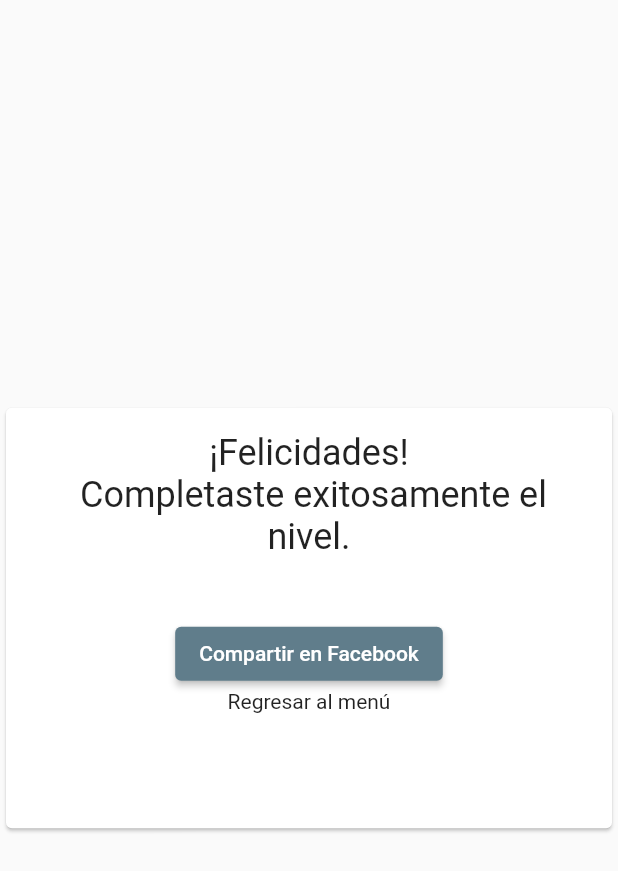
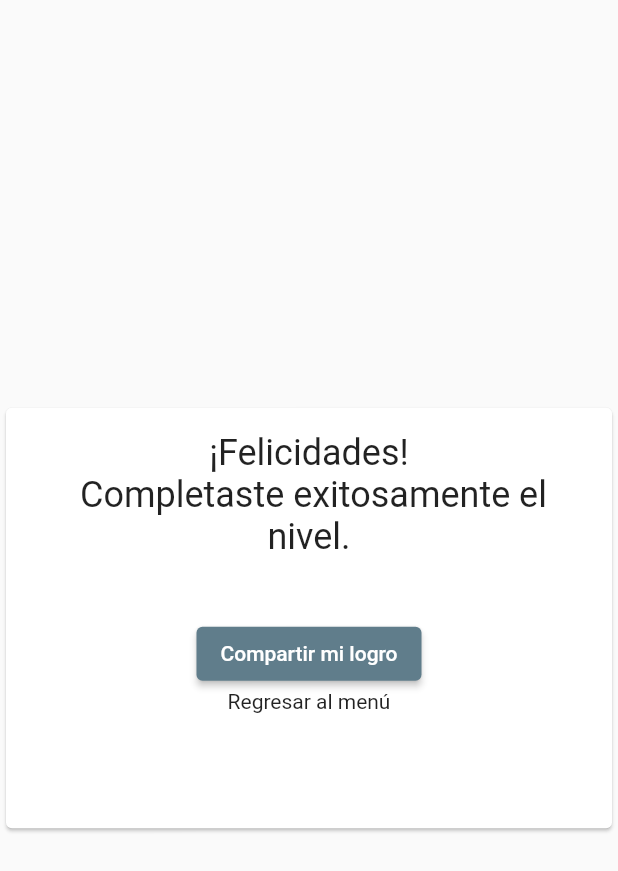
Before and after one commit to Endorsmoch/DiabeticsAwareness2.0, a Flutter app: the CongratsCardWidget widget shown alone on an empty page, opened directly with empty values, on a phone screen of 412 x 824 dp. Shown: the top 871 px of the screen. Run offline on Flutter 3.47's test engine with Material 2 defaults, Android fonts, the phone set to English and light mode, and no system bars; our stand-ins replace cloud_firestore, firebase_auth, firebase_core, firebase_messaging, google_sign_in, share_plus; missing offline and left inert: flutter_facebook_auth; accounts and stored records are empty; network calls fail.

```diff
--- a/diabetic_app/lib/my_widgets/congrats_card_widget.dart
+++ b/diabetic_app/lib/my_widgets/congrats_card_widget.dart
@@ -44,7 +44,7 @@ class CongratsCardWidget extends StatelessWidget{
     return ElevatedButton(
       onPressed: () => shareWithFacebook(this.level),
       child: Text(
-          'Compartir en Facebook'
+          'Compartir mi logro'
       ),
     );
   }
```
Also changed, not shown: diabetic_app/assets/colaborators/colaborators.json (added, +14 -0 lines), diabetic_app/lib/pages/config_page.dart (+11 -0 lines).
